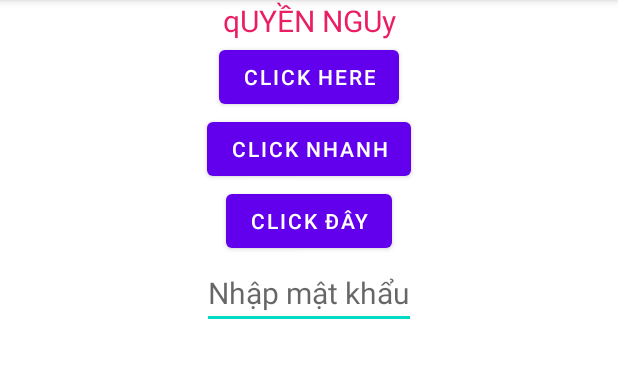
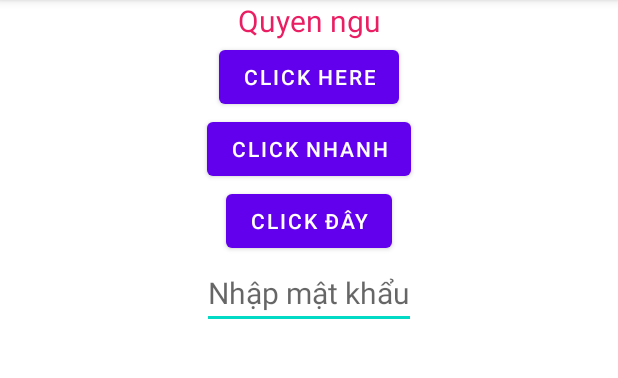
Before and after one commit to quangquyen2702/DOANAPP, an Android app: the screen it shows after launch (MainActivity), on a phone screen of 412 x 824 dp, the part 84-462 px from its top. Run offline under Robolectric (Android 15) with nearby library versions, the phone set to English and light mode, and no system bars.

Commit message:
Sửa start thành Quyền ngu

```diff
--- a/app/src/main/res/layout/activity_main.xml
+++ b/app/src/main/res/layout/activity_main.xml
@@ -9,7 +9,7 @@
     <TextView
         android:layout_width="match_parent"
         android:layout_height="wrap_content"
-        android:text="qUYỀN NGUy"
+        android:text="Quyen ngu"
         android:textColor="#E91E63"
         android:textSize="20sp"
         android:gravity="center">
```
